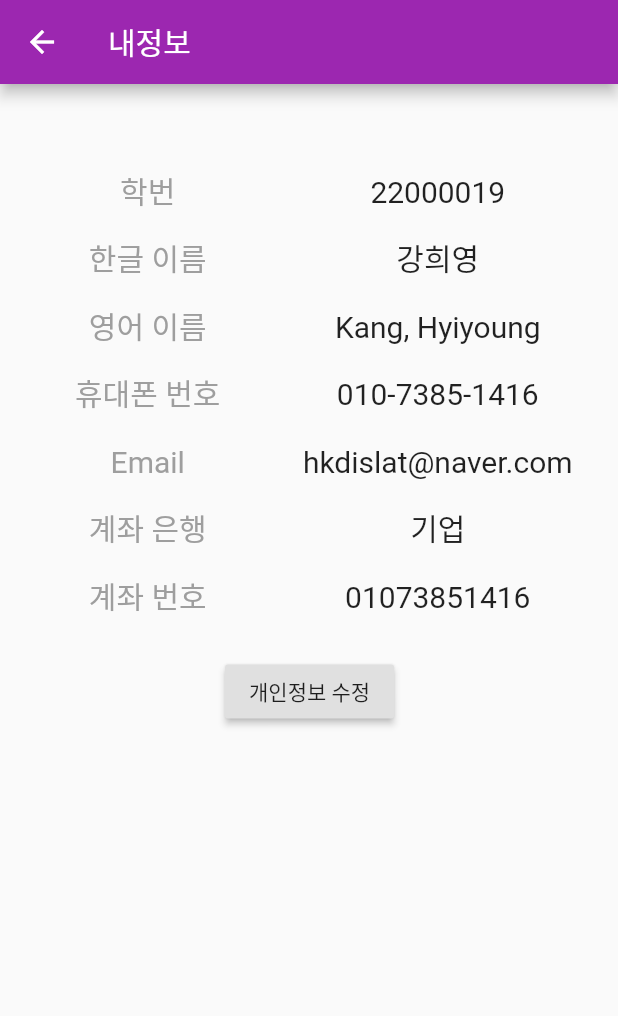
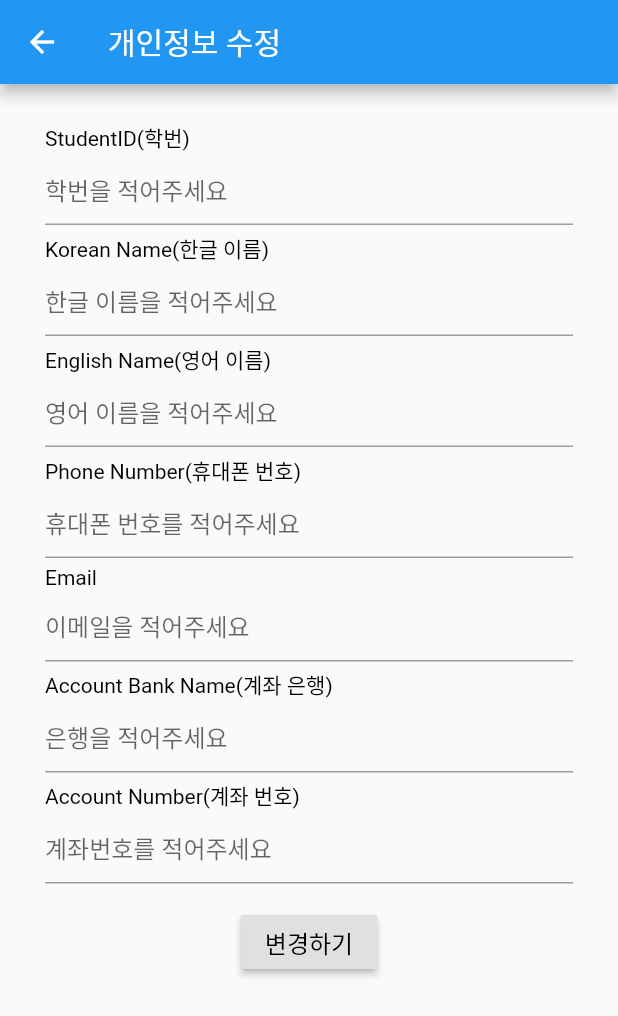
Before and after one commit to JangJuMan/iTaxi3.0, a Flutter app: the MyInfo screen opened directly, after a tap on "개인정보 수정", on a phone screen of 412 x 824 dp. Shown: the top 1016 px of the screen. Run offline on Flutter 3.47's test engine with Material 2 defaults, Android fonts, the phone set to English and light mode, and no system bars; our stand-ins replace fluttertoast.

Commit message:
remyInfo

```diff
--- a/lib/settings/alarm.dart
+++ b/lib/settings/alarm.dart
@@ -7,6 +7,7 @@ class Alarm extends StatelessWidget {
   Widget build(BuildContext context) {
     return Scaffold(
       appBar: AppBar(
+        backgroundColor: Colors.blue,
         title: Text ('알림'),
       ),
     );
--- a/lib/settings/bug.dart
+++ b/lib/settings/bug.dart
@@ -6,6 +6,7 @@ class Bug extends StatelessWidget {
   Widget build(BuildContext context) {
     return Scaffold(
       appBar: AppBar(
+        backgroundColor: Colors.blue,
         title: Text ('버그 제보'),
       ),
     );
--- a/lib/settings/myInfo.dart
+++ b/lib/settings/myInfo.dart
@@ -1,4 +1,5 @@
 import 'package:flutter/material.dart';
+import 'remyInfo.dart';
 
 class MyInfo extends StatelessWidget {
   @override
@@ -6,21 +7,42 @@ class MyInfo extends StatelessWidget {
   Widget build(BuildContext context) {
     return Scaffold(
       appBar: AppBar(
+        backgroundColor: Colors.blue,
         title: Text ('내정보'),
       ),
       body:
           Column(
             children: <Widget> [
             _Profile(),
-            _EditButton(),
+             Container(
+               child: Container(
+                child: Row(
+                  children: <Widget> [
+                    Padding(
+                      padding: EdgeInsets.only(top:100, left: 150),
+                    ),
+                    RaisedButton(
+                      child: Text('개인정보 수정'),
+                      onPressed: () => {
+                        Navigator.push(
+                          context,
+                          MaterialPageRoute(
+                            builder: (BuildContext context) => RemyInfo(),
+                          )
+                        )
+                      },
+                    )
+                  ],
+                )
+               )
+             )
             ]
-          )
-      );
+             )
+          );
   }
 }
 
-
-Widget _Profile() {
+ Widget _Profile() {
   return Container(
     child : Container(
       child: Row(
@@ -78,21 +100,3 @@ Widget _Info(text){
       child: Text(text, style: TextStyle(fontSize: 20, height: 1.5))
   );
 }
-
-Widget _EditButton(){
-  return Container(
-    child: Container(
-      child: Row(
-        children: <Widget> [
-          Padding(
-            padding: EdgeInsets.only(top:100, left: 150),
-          ),
-        RaisedButton(
-          onPressed: () {},
-          child: Text("개인정보 수정"),
-          )
-        ],
-      )
-    )
-  );
-}
--- /dev/null
+++ b/lib/settings/remyInfo.dart
@@ -0,0 +1,69 @@
+import 'package:flutter/material.dart';
+
+class RemyInfo extends StatelessWidget {
+  @override
+  // ignore: missing_return
+  Widget build(BuildContext context) {
+    return Scaffold(
+      appBar: AppBar(
+        backgroundColor: Colors.blue,
+        title: Text ('개인정보 수정'),
+      ),
+      body: ListView(
+        children: [
+          Container(
+            child: Column(
+              children: [
+                Padding(
+                  padding: EdgeInsets.only(top: 20, left: 30, right: 30),
+                  child: Column(children: [
+                    NewInfo('StudentID(학번)', '학번을 적어주세요'),
+                    NewInfo('Korean Name(한글 이름)', '한글 이름을 적어주세요'),
+                    NewInfo('English Name(영어 이름)', '영어 이름을 적어주세요'),
+                    NewInfo('Phone Number(휴대폰 번호)', '휴대폰 번호를 적어주세요'),
+                    NewInfo('Email', '이메일을 적어주세요'),
+                    NewInfo('Account Bank Name(계좌 은행)', '은행을 적어주세요'),
+                    NewInfo('Account Number(계좌 번호)', '계좌번호를 적어주세요'),
+                  ],),
+                ),
+                Padding(
+                  padding: EdgeInsets.only(top: 15, left: 30, right: 30),
+                  child: RaisedButton(
+                    onPressed: () {
+                      Navigator.pop(context);
+                    },
+                    child: Text('변경하기', style: TextStyle(color: Colors.black, fontSize: 16),)
+                  ),
+                )
+              ],
+            )
+          )
+        ],
+      )
+    );
+  }
+}
+
+NewInfo(text1, text2) {
+  return Column(
+    crossAxisAlignment: CrossAxisAlignment.start,
+    children: [
+      Padding(
+        padding: EdgeInsets.only(top: 5),
+        child: Text(text1, style: TextStyle(color: Colors.black),),
+      ),
+      TextField(
+        style: TextStyle(color: Colors.black),
+        decoration: InputDecoration(
+          hintText: text2,
+          enabledBorder: UnderlineInputBorder(
+            borderSide: BorderSide(color: Colors.grey)
+          ),
+          focusedBorder: UnderlineInputBorder(
+            borderSide: BorderSide(color: Colors.white)
+          ),
+        )
+      )
+    ],
+  );
+}
--- a/lib/settings/setting.dart
+++ b/lib/settings/setting.dart
@@ -45,6 +45,7 @@ class _SettingsState extends State<Settings> {
       appBar: AppBar(
         centerTitle: true,
         title: Text('설정',),
+        backgroundColor: Colors.blue,
         actions: [
           // TODO: 아이콘이 로드가 안되서 그냥 보이는거 아무거나 넣었습니다.
           // IconButton(
--- a/lib/settings/termsOfService.dart
+++ b/lib/settings/termsOfService.dart
@@ -6,6 +6,7 @@ class TermsOfService extends StatelessWidget {
   Widget build(BuildContext context) {
     return Scaffold(
       appBar: AppBar(
+        backgroundColor: Colors.blue,
         title: Text ('이용약관'),
       ),
     );
--- a/lib/settings/updateInfo.dart
+++ b/lib/settings/updateInfo.dart
@@ -8,6 +8,7 @@ class UpdateInfo extends StatelessWidget {
   Widget build(BuildContext context) {
     return Scaffold(
       appBar: AppBar(
+        backgroundColor: Colors.blue,
         title: Text ('공지사항'),
       ),
       body: ListView(
--- a/lib/settings/version.dart
+++ b/lib/settings/version.dart
@@ -6,6 +6,7 @@ class Version extends StatelessWidget {
   Widget build(BuildContext context) {
     return Scaffold(
       appBar: AppBar(
+        backgroundColor: Colors.blue,
         title: Text ('버전정보'),
       ),
       body: Container(
```
